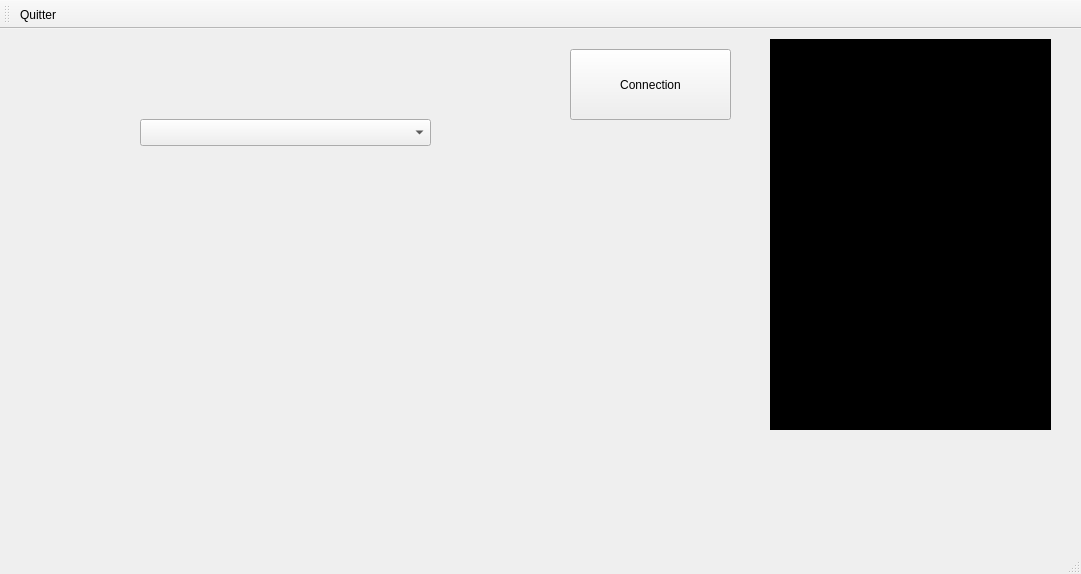
Qt form Programmations/Qt/Version-1.0.0/Rover-Pilot/mainwindow.ui (Almisuifre/POSL-ROVER) before a commit.
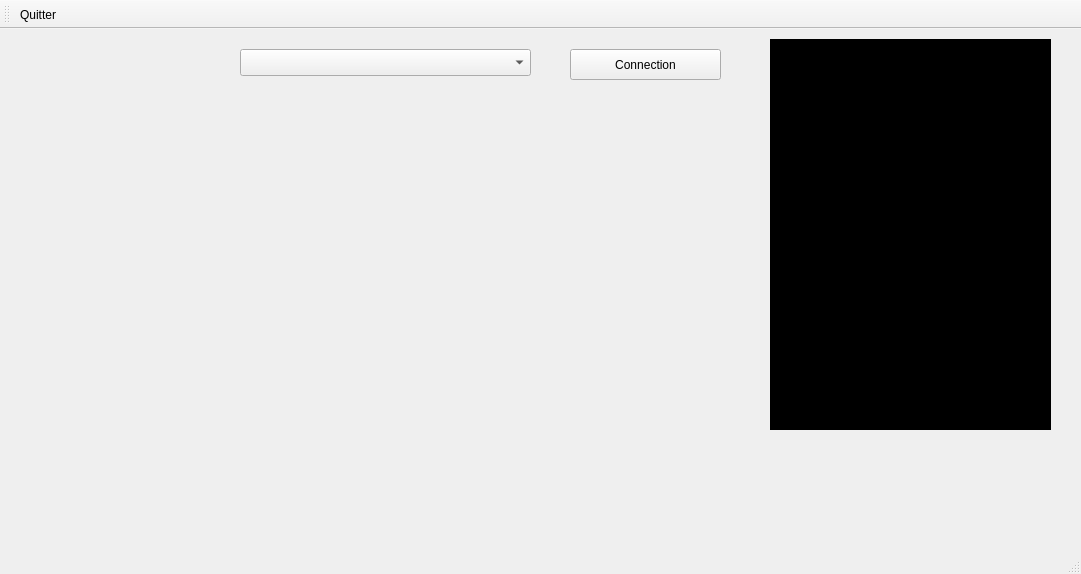
The same form after that commit. Icons and pictures are not drawn.

```diff
--- a/Programmations/Qt/Version-1.0.0/Rover-Pilot/mainwindow.ui
+++ b/Programmations/Qt/Version-1.0.0/Rover-Pilot/mainwindow.ui
@@ -19,8 +19,8 @@
      <rect>
       <x>570</x>
       <y>20</y>
-      <width>161</width>
-      <height>71</height>
+      <width>151</width>
+      <height>31</height>
      </rect>
     </property>
     <property name="text">
@@ -44,8 +44,8 @@
    <widget class="QComboBox" name="cbListeTTY">
     <property name="geometry">
      <rect>
-      <x>140</x>
-      <y>90</y>
+      <x>240</x>
+      <y>20</y>
       <width>291</width>
       <height>27</height>
      </rect>
```
